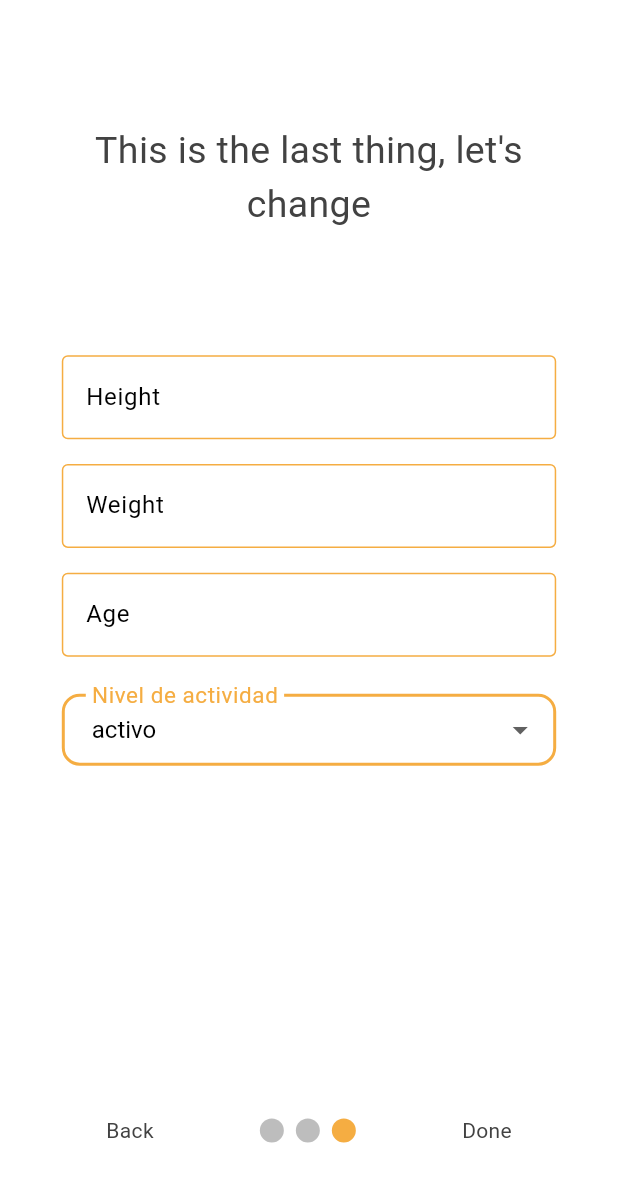
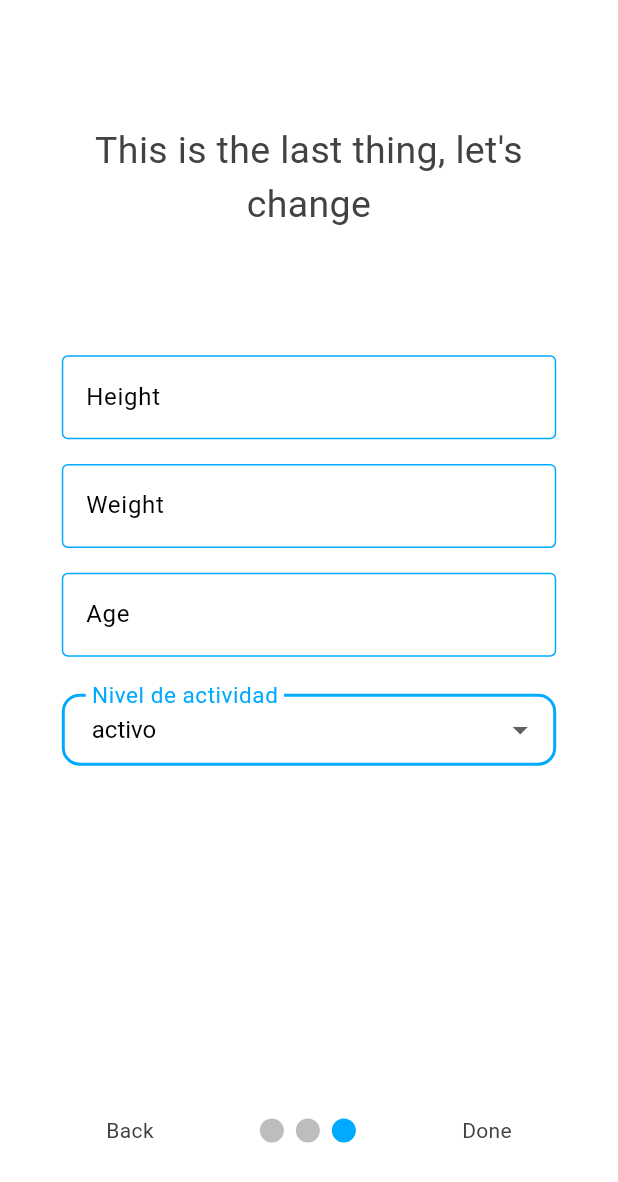
Before and after one commit to joseaej/Dietify, a Flutter app: the OnboardingPage screen opened by its route, after a tap on "Skip", on a phone screen of 412 x 824 dp. Shown: the top 1182 px of the screen. Run offline on Flutter 3.47's test engine with Material 3 defaults, Android fonts, the phone set to English and light mode, and no system bars; drawn by our look-alikes of smooth_page_indicator; our stand-ins replace animate_do, convex_bottom_bar, dio, fl_chart, flutter_dotenv, flutter_svg and 5 more; accounts and stored records are empty; network calls fail.

Commit message:
added: charts

```diff
--- a/lib/models/providers/goal_provider.dart
+++ b/lib/models/providers/goal_provider.dart
@@ -24,8 +24,12 @@
   }
 
   Future<void> savaGoalToLocal() async {
+  Future<void> savaGoalToLocal() async {
     _isLoading = true;
     notifyListeners();
+    if (goal != null) {
+      await SharedPreferenceService.setGoalsFromLocal(goal!);
+    }
     if (goal != null) {
       await SharedPreferenceService.setGoalsFromLocal(goal!);
     }
@@ -78,6 +82,7 @@
     notifyListeners();
   }
 
+
   @override
   String toString() {
     return "${goal!.currentCalories}\n${goal!.totalCalories}\n${goal!.maxWaterIntake}\n${goal!.currentWaterIntake}\n";
--- a/lib/models/workout.dart
+++ b/lib/models/workout.dart
@@ -6,7 +6,7 @@
   String? intensity;
   String? notes;
   String? muscles;
-  int? calories;
+  double? calories;
   Workout(
       {required this.id,
       this.name,
@@ -24,7 +24,7 @@
         type = map['type'],
         intensity = map['intensity'],
         muscles = map['muscles'],
-        calories = map['calories'],
+        calories = (map['calories'] as num?)?.toDouble(),
         notes = map['notes'];
 
   Map<String, dynamic> toMap() {
@@ -48,7 +48,7 @@
     String? intensity,
     String? notes,
     String? muscles,
-    int? calories,
+    double? calories,
   }) {
     return Workout(
       id: id ?? this.id,
--- a/lib/pages/home/home_container.dart
+++ b/lib/pages/home/home_container.dart
@@ -38,7 +38,7 @@
         children: _screens,
       ),
       bottomNavigationBar: ConvexAppBar(
-        backgroundColor: orange,
+        backgroundColor: blue,
         style: TabStyle.flip,
         items: [
           TabItem(icon: Icons.home, title: 'Inicio'),
--- a/lib/pages/onboarding/on_board1.dart
+++ b/lib/pages/onboarding/on_board1.dart
@@ -69,7 +69,7 @@
                           text: "Dietify",
                           style: TextStyle(
                               fontWeight: FontWeight.bold,
-                              color: Colors.orange),
+                              color: Colors.blue),
                         ),
                         const TextSpan(
                             text: ", your ultimate diet planner! Discover "),
@@ -77,7 +77,7 @@
                           text: "personalized ",
                           style: TextStyle(
                               fontWeight: FontWeight.bold,
-                              color: Colors.orange),
+                              color: Colors.blue),
                         ),
                         const TextSpan(
                             text: "meal plans, delicious recipes, and a "),
@@ -85,7 +85,7 @@
                           text: "supportive community",
                           style: TextStyle(
                               fontWeight: FontWeight.bold,
-                              color: Colors.orange),
+                              color: Colors.blue),
                         ),
                         const TextSpan(
                             text:
@@ -94,7 +94,7 @@
                           text: "Let's get started!",
                           style: TextStyle(
                               fontWeight: FontWeight.bold,
-                              color: Colors.orange),
+                              color: Colors.blue),
                         ),
                       ],
                     ),
--- a/lib/pages/onboarding/on_board2.dart
+++ b/lib/pages/onboarding/on_board2.dart
@@ -55,7 +55,7 @@
                           text: "Dietify",
                           style: TextStyle(
                             fontWeight: FontWeight.bold,
-                            color: orange,
+                            color: blue,
                           ),
                         ),
                         TextSpan(
@@ -69,7 +69,7 @@
                           text: "Turn your energy",
                           style: TextStyle(
                             fontWeight: FontWeight.bold,
-                            color: orange,
+                            color: blue,
                           ),
                         ),
                         TextSpan(
@@ -83,7 +83,7 @@
                           text: "Push your limits",
                           style: TextStyle(
                             fontWeight: FontWeight.bold,
-                            color: orange,
+                            color: blue,
                           ),
                         ),
                         TextSpan(
@@ -97,7 +97,7 @@
                           text: "Let's crush it together!",
                           style: TextStyle(
                             fontWeight: FontWeight.bold,
-                            color: orange,
+                            color: blue,
                           ),
                         ),
                       ],
--- a/lib/pages/onboarding/on_board3.dart
+++ b/lib/pages/onboarding/on_board3.dart
@@ -52,7 +52,7 @@
                     "140",
                     "Height",
                     _heightController,
-                    cursorColor: orange,
+                    cursorColor: blue,
                     validator: (value) {
                       if (value == null || value.isEmpty) {
                         return 'Please enter your height';
@@ -80,7 +80,7 @@
                     "80",
                     "Weight",
                     _weightController,
-                    cursorColor: orange,
+                    cursorColor: blue,
                     validator: (value) {
                       if (value == null || value.isEmpty) {
                         return 'Please enter your weight';
@@ -104,7 +104,7 @@
                     "30",
                     "Age",
                     _ageController,
-                    cursorColor: orange,
+                    cursorColor: blue,
                     validator: (value) {
                       if (value == null || value.isEmpty) {
                         return 'Please enter your age';
@@ -129,18 +129,18 @@
                     value: _selectedActivityLevel,
                     decoration: InputDecoration(
                       labelText: "Nivel de actividad",
-                      labelStyle: TextStyle(color: orange, fontSize: 20),
+                      labelStyle: TextStyle(color: blue, fontSize: 20),
                       border: OutlineInputBorder(
                         borderRadius: BorderRadius.circular(12),
-                        borderSide: BorderSide(color: orange, width: 2),
+                        borderSide: BorderSide(color: blue, width: 2),
                       ),
                       enabledBorder: OutlineInputBorder(
                         borderRadius: BorderRadius.circular(12),
-                        borderSide: BorderSide(color: orange, width: 2),
+                        borderSide: BorderSide(color: blue, width: 2),
                       ),
                       focusedBorder: OutlineInputBorder(
                         borderRadius: BorderRadius.circular(12),
-                        borderSide: BorderSide(color: orange, width: 2.5),
+                        borderSide: BorderSide(color: blue, width: 2.5),
                       ),
                       contentPadding:
                           EdgeInsets.symmetric(horizontal: 16, vertical: 12),
--- a/lib/pages/onboarding/onboarding_page.dart
+++ b/lib/pages/onboarding/onboarding_page.dart
@@ -65,7 +65,7 @@
                     controller: _pagecontroller,
                     count: 3,
                     effect: JumpingDotEffect(
-                        dotColor: Colors.black26, activeDotColor: orange),
+                        dotColor: Colors.black26, activeDotColor: blue),
                   ),
                   isOnLastPage
                       ? GestureDetector(
--- a/lib/pages/workout/workout_card.dart
+++ b/lib/pages/workout/workout_card.dart
@@ -76,7 +76,7 @@
             width: double.infinity,
             child: TextButton(
               style: TextButton.styleFrom(
-                backgroundColor: orange,
+                backgroundColor: blue,
                 shape: RoundedRectangleBorder(
                   borderRadius:
                       BorderRadius.vertical(bottom: Radius.circular(12)),
@@ -117,7 +117,7 @@
       case 'baja':
         return Colors.green;
       case 'media':
-        return Colors.orange;
+        return Colors.blue;
       case 'alta':
         return Colors.red;
       default:
--- a/lib/widgets/form_rectangular.dart
+++ b/lib/widgets/form_rectangular.dart
@@ -5,7 +5,7 @@
   String hintText,
   String labelText,
   TextEditingController controller, {
-  Color cursorColor = orange,
+  Color cursorColor = blue,
   Function()? onIconPressed,
   Icon? icon,
   Color backgroundColor = lightBackground,
--- a/lib/widgets/form_widget.dart
+++ b/lib/widgets/form_widget.dart
@@ -34,7 +34,7 @@
       child: TextFormField(
         controller: widget.controller,
         obscureText: _obscureText,
-        cursorColor: orange,
+        cursorColor: blue,
         decoration: InputDecoration(
           label: Text(
             widget.texto,
@@ -85,7 +85,7 @@
       child: TextFormField(
         controller: controller,
         obscureText: isPassword,
-        cursorColor: orange,
+        cursorColor: blue,
         decoration: InputDecoration(
           label: Text(
             texto,
--- a/lib/widgets/loading_widget.dart
+++ b/lib/widgets/loading_widget.dart
@@ -45,7 +45,7 @@
             ),
             LoadingAnimationWidget.staggeredDotsWave(
               size: 50,
-              color: Colors.orange,
+              color: Colors.blue,
             ),
           ],
         ),
--- a/pubspec.yaml
+++ b/pubspec.yaml
@@ -25,6 +25,7 @@
   google_fonts: ^6.2.1
   dio: ^5.8.0+1
   convex_bottom_bar: ^3.2.0
+  fl_chart: ^0.70.2
 
 
 dev_dependencies:
```
Also changed, not shown: lib/main.dart (+4 -5 lines), lib/models/goals.dart (deleted, +0 -30 lines), lib/pages/auth/login_page.dart (+5 -5 lines), lib/pages/auth/sign_up_page.dart (+7 -7 lines), lib/pages/home/home_page.dart (+96 -24 lines), lib/pages/settings/settings_page.dart (+5 -4 lines), lib/pages/workout/workout_page.dart (+6 -2 lines), lib/utils/theme.dart (+13 -11 lines), pubspec.lock.
